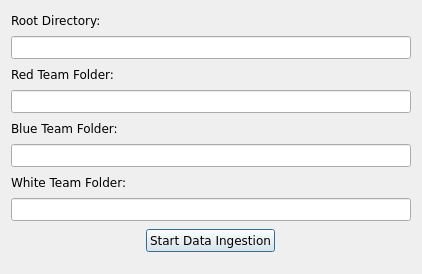
Above: ui/directory_config.ui from CS4311-spring-2020/pick-tool-team14-keikaku before the change. Below: the same form after it.
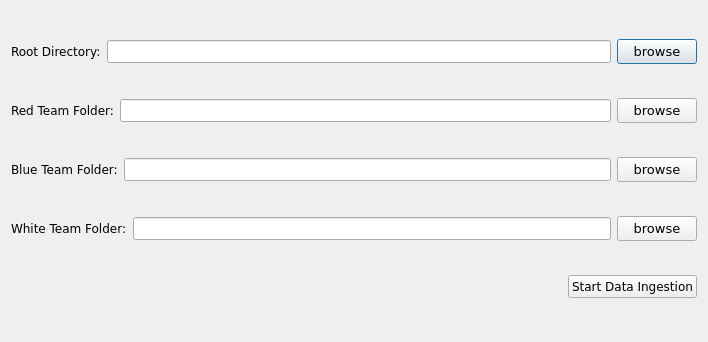
That is the form after the change.

Commit message: Added test splunk methods and class operations

```diff
--- a/ui/directory_config.ui
+++ b/ui/directory_config.ui
@@ -6,8 +6,8 @@
    <rect>
     <x>0</x>
     <y>0</y>
-    <width>422</width>
-    <height>274</height>
+    <width>708</width>
+    <height>342</height>
    </rect>
   </property>
   <property name="sizePolicy">
@@ -39,6 +39,8 @@
   </property>
   <layout class="QVBoxLayout" name="verticalLayout_2">
    <item>
+    <layout class="QHBoxLayout" name="horizontalLayout_2">
+     <item>
     <widget class="QLabel" name="rootDirectoryLabel">
      <property name="sizePolicy">
       <sizepolicy hsizetype="Fixed" vsizetype="Fixed">
@@ -72,6 +74,39 @@
     </widget>
    </item>
    <item>
+      <spacer name="horizontalSpacer_4">
+       <property name="orientation">
+        <enum>Qt::Horizontal</enum>
+       </property>
+       <property name="sizeType">
+        <enum>QSizePolicy::Fixed</enum>
+       </property>
+       <property name="sizeHint" stdset="0">
+        <size>
+         <width>0</width>
+         <height>0</height>
+        </size>
+       </property>
+      </spacer>
+     </item>
+     <item>
+      <widget class="QPushButton" name="rootDirectoryButton">
+       <property name="font">
+        <font>
+         <family>Verdana</family>
+         <pointsize>10</pointsize>
+        </font>
+       </property>
+       <property name="text">
+        <string>browse</string>
+       </property>
+      </widget>
+     </item>
+    </layout>
+   </item>
+   <item>
+    <layout class="QHBoxLayout" name="horizontalLayout">
+     <item>
     <widget class="QLabel" name="redTeamLabel">
      <property name="sizePolicy">
       <sizepolicy hsizetype="Fixed" vsizetype="Fixed">
@@ -108,6 +143,39 @@
     </widget>
    </item>
    <item>
+      <spacer name="horizontalSpacer_3">
+       <property name="orientation">
+        <enum>Qt::Horizontal</enum>
+       </property>
+       <property name="sizeType">
+        <enum>QSizePolicy::Fixed</enum>
+       </property>
+       <property name="sizeHint" stdset="0">
+        <size>
+         <width>0</width>
+         <height>0</height>
+        </size>
+       </property>
+      </spacer>
+     </item>
+     <item>
+      <widget class="QPushButton" name="redTeamDirectoryButton">
+       <property name="font">
+        <font>
+         <family>Verdana</family>
+         <pointsize>10</pointsize>
+        </font>
+       </property>
+       <property name="text">
+        <string>browse</string>
+       </property>
+      </widget>
+     </item>
+    </layout>
+   </item>
+   <item>
+    <layout class="QHBoxLayout" name="horizontalLayout_3">
+     <item>
     <widget class="QLabel" name="blueTeamLabel">
      <property name="sizePolicy">
       <sizepolicy hsizetype="Fixed" vsizetype="Fixed">
@@ -144,6 +212,39 @@
     </widget>
    </item>
    <item>
+      <spacer name="horizontalSpacer">
+       <property name="orientation">
+        <enum>Qt::Horizontal</enum>
+       </property>
+       <property name="sizeType">
+        <enum>QSizePolicy::Fixed</enum>
+       </property>
+       <property name="sizeHint" stdset="0">
+        <size>
+         <width>0</width>
+         <height>0</height>
+        </size>
+       </property>
+      </spacer>
+     </item>
+     <item>
+      <widget class="QPushButton" name="blueTeamDirectoryButton">
+       <property name="font">
+        <font>
+         <family>Verdana</family>
+         <pointsize>10</pointsize>
+        </font>
+       </property>
+       <property name="text">
+        <string>browse</string>
+       </property>
+      </widget>
+     </item>
+    </layout>
+   </item>
+   <item>
+    <layout class="QHBoxLayout" name="horizontalLayout_4">
+     <item>
     <widget class="QLabel" name="whiteTeamLabel">
      <property name="sizePolicy">
       <sizepolicy hsizetype="Fixed" vsizetype="Fixed">
@@ -179,7 +280,53 @@
      </property>
     </widget>
    </item>
-   <item alignment="Qt::AlignHCenter">
+     <item>
+      <spacer name="horizontalSpacer_2">
+       <property name="orientation">
+        <enum>Qt::Horizontal</enum>
+       </property>
+       <property name="sizeType">
+        <enum>QSizePolicy::Fixed</enum>
+       </property>
+       <property name="sizeHint" stdset="0">
+        <size>
+         <width>0</width>
+         <height>0</height>
+        </size>
+       </property>
+      </spacer>
+     </item>
+     <item>
+      <widget class="QPushButton" name="whiteTeamDirectoryButton">
+       <property name="font">
+        <font>
+         <family>Verdana</family>
+         <pointsize>10</pointsize>
+        </font>
+       </property>
+       <property name="text">
+        <string>browse</string>
+       </property>
+      </widget>
+     </item>
+    </layout>
+   </item>
+   <item>
+    <layout class="QHBoxLayout" name="horizontalLayout_6">
+     <item>
+      <spacer name="horizontalSpacer_5">
+       <property name="orientation">
+        <enum>Qt::Horizontal</enum>
+       </property>
+       <property name="sizeHint" stdset="0">
+        <size>
+         <width>40</width>
+         <height>20</height>
+        </size>
+       </property>
+      </spacer>
+     </item>
+     <item>
     <widget class="QPushButton" name="startDataIngestionButton">
      <property name="sizePolicy">
       <sizepolicy hsizetype="Fixed" vsizetype="Fixed">
@@ -202,6 +349,8 @@
       <string>Start Data Ingestion</string>
      </property>
     </widget>
+     </item>
+    </layout>
    </item>
   </layout>
  </widget>
```
Lines whose indentation alone changed are shown as unchanged. The commit also changes 12 other files.
